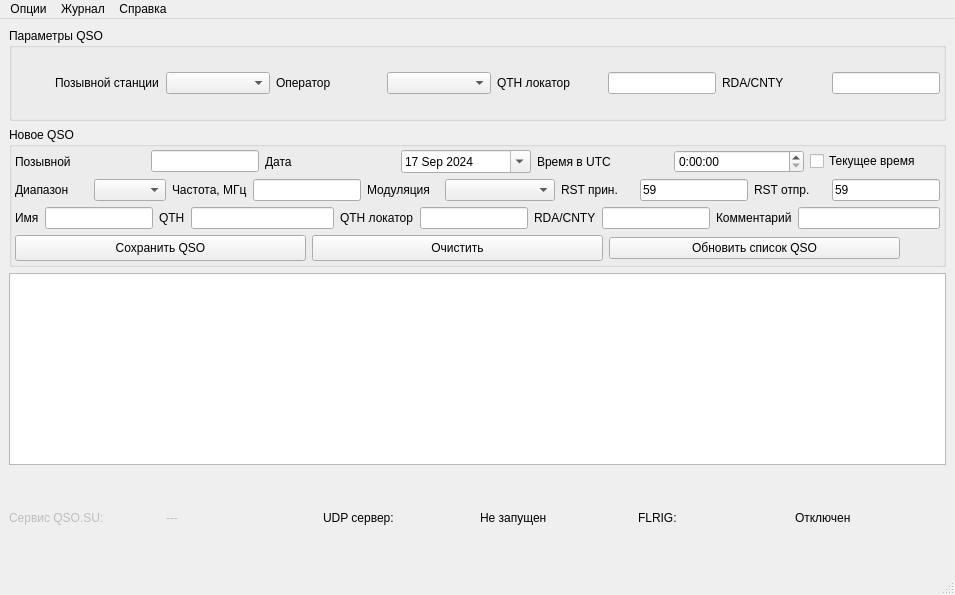
The window that mainwindow.ui (qsosu/logger) describes before a commit, drawn with Qt 5.
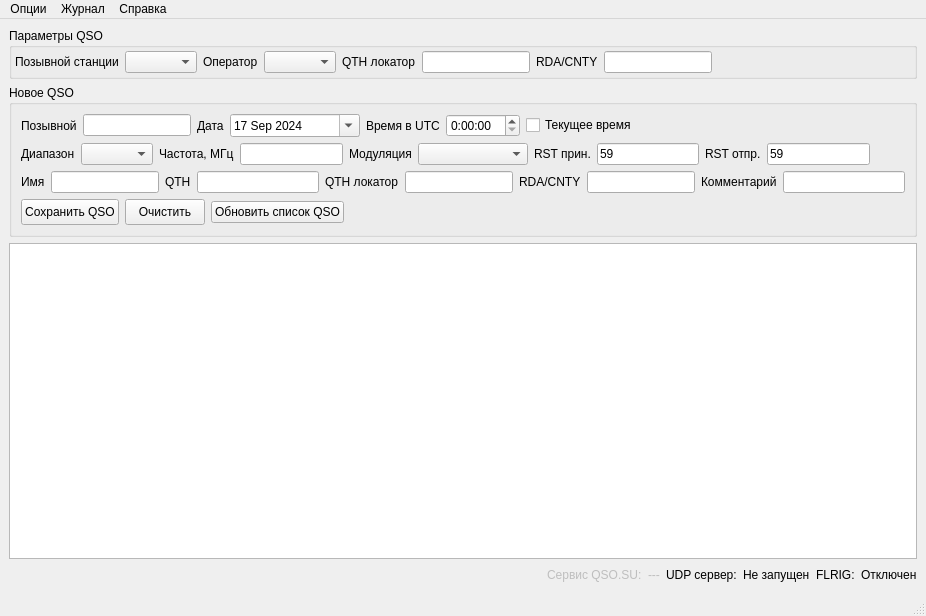
The same window after the commit. Icons and pictures are not drawn.

What changed in the file:
```diff
--- a/mainwindow.ui
+++ b/mainwindow.ui
@@ -6,8 +6,8 @@
    <rect>
     <x>0</x>
     <y>0</y>
-    <width>955</width>
-    <height>595</height>
+    <width>926</width>
+    <height>616</height>
    </rect>
   </property>
   <property name="windowTitle">
@@ -45,16 +45,6 @@
          <property name="bottomMargin">
           <number>3</number>
          </property>
-         <item>
-          <spacer name="horizontalSpacer_5">
-           <property name="sizeHint" stdset="0">
-            <size>
-             <width>40</width>
-             <height>20</height>
-            </size>
-           </property>
-          </spacer>
-         </item>
          <item>
           <widget class="QLabel" name="label_12">
            <property name="text">
@@ -116,10 +106,13 @@
           </widget>
          </item>
          <item>
-          <spacer name="horizontalSpacer_6">
+          <spacer name="horizontalSpacer_2">
+           <property name="orientation">
+            <enum>Qt::Horizontal</enum>
+           </property>
            <property name="sizeHint" stdset="0">
             <size>
-             <width>0</width>
+             <width>40</width>
              <height>20</height>
             </size>
            </property>
@@ -135,21 +128,12 @@
       <property name="title">
        <string>Новое QSO</string>
       </property>
-      <layout class="QVBoxLayout" name="verticalLayout">
-       <property name="leftMargin">
-        <number>3</number>
-       </property>
-       <property name="topMargin">
-        <number>3</number>
-       </property>
-       <property name="rightMargin">
-        <number>3</number>
-       </property>
-       <property name="bottomMargin">
-        <number>3</number>
-       </property>
-       <item>
-        <layout class="QHBoxLayout" name="horizontalLayout">
+      <layout class="QGridLayout" name="gridLayout">
+       <item row="0" column="0">
+        <layout class="QHBoxLayout" name="horizontalLayout" stretch="0,0,0,0,0,0,0,0">
+         <property name="sizeConstraint">
+          <enum>QLayout::SetDefaultConstraint</enum>
+         </property>
          <item>
           <widget class="QLabel" name="callsignLabel">
            <property name="text">
@@ -231,10 +215,13 @@
           </widget>
          </item>
          <item>
-          <spacer name="horizontalSpacer">
+          <spacer name="horizontalSpacer_3">
+           <property name="orientation">
+            <enum>Qt::Horizontal</enum>
+           </property>
            <property name="sizeHint" stdset="0">
             <size>
-             <width>0</width>
+             <width>40</width>
              <height>20</height>
             </size>
            </property>
@@ -242,7 +229,7 @@
          </item>
         </layout>
        </item>
-       <item>
+       <item row="1" column="0">
         <layout class="QHBoxLayout" name="horizontalLayout_2">
          <item>
           <widget class="QLabel" name="label_4">
@@ -416,10 +403,13 @@
           </widget>
          </item>
          <item>
-          <spacer name="horizontalSpacer_3">
+          <spacer name="horizontalSpacer_4">
+           <property name="orientation">
+            <enum>Qt::Horizontal</enum>
+           </property>
            <property name="sizeHint" stdset="0">
             <size>
-             <width>0</width>
+             <width>40</width>
              <height>20</height>
             </size>
            </property>
@@ -427,7 +417,7 @@
          </item>
         </layout>
        </item>
-       <item>
+       <item row="2" column="0">
         <layout class="QHBoxLayout" name="horizontalLayout_3">
          <item>
           <widget class="QLabel" name="label_11">
@@ -533,18 +523,8 @@
          </item>
         </layout>
        </item>
-       <item>
+       <item row="3" column="0">
         <layout class="QHBoxLayout" name="horizontalLayout_7">
-         <item>
-          <spacer name="horizontalSpacer_8">
-           <property name="sizeHint" stdset="0">
-            <size>
-             <width>0</width>
-             <height>20</height>
-            </size>
-           </property>
-          </spacer>
-         </item>
          <item>
           <widget class="QPushButton" name="saveQsoButton">
            <property name="minimumSize">
@@ -609,7 +589,10 @@
           </widget>
          </item>
          <item>
-          <spacer name="horizontalSpacer_9">
+          <spacer name="horizontalSpacer_6">
+           <property name="orientation">
+            <enum>Qt::Horizontal</enum>
+           </property>
            <property name="sizeHint" stdset="0">
             <size>
              <width>40</width>
@@ -657,10 +640,13 @@
     <item>
      <layout class="QHBoxLayout" name="horizontalLayout_5">
       <item>
-       <spacer name="horizontalSpacer_4">
+       <spacer name="horizontalSpacer">
+        <property name="orientation">
+         <enum>Qt::Horizontal</enum>
+        </property>
         <property name="sizeHint" stdset="0">
          <size>
-          <width>0</width>
+          <width>40</width>
           <height>20</height>
          </size>
         </property>
@@ -729,7 +715,7 @@
     <rect>
      <x>0</x>
      <y>0</y>
-     <width>955</width>
+     <width>926</width>
      <height>22</height>
     </rect>
    </property>
```
